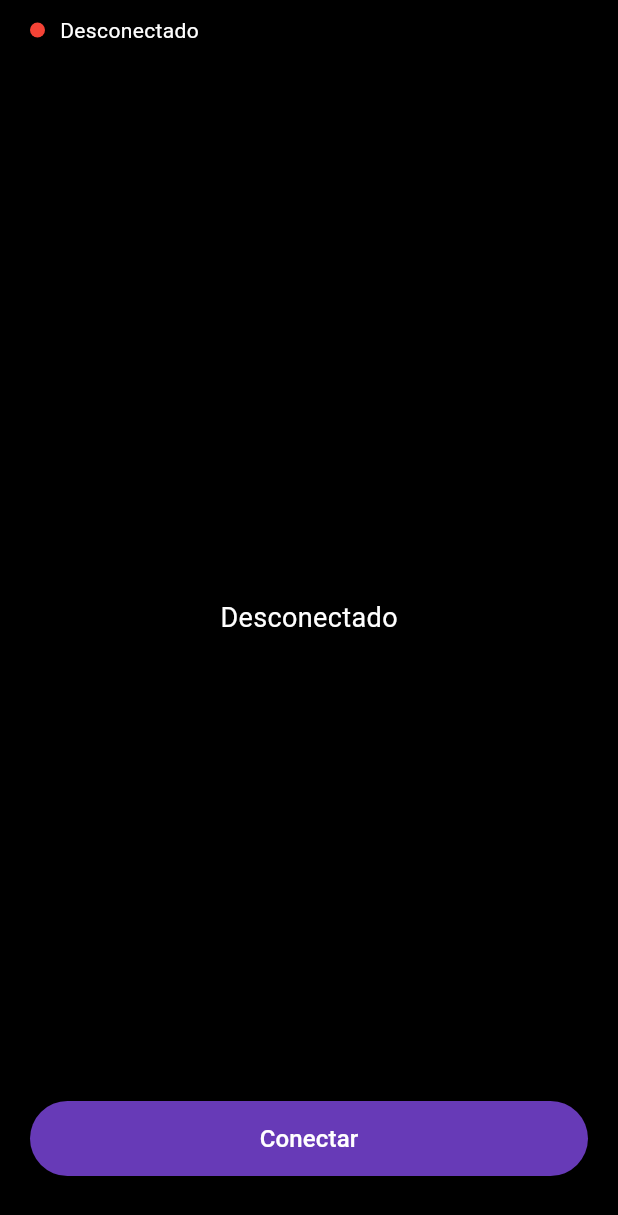
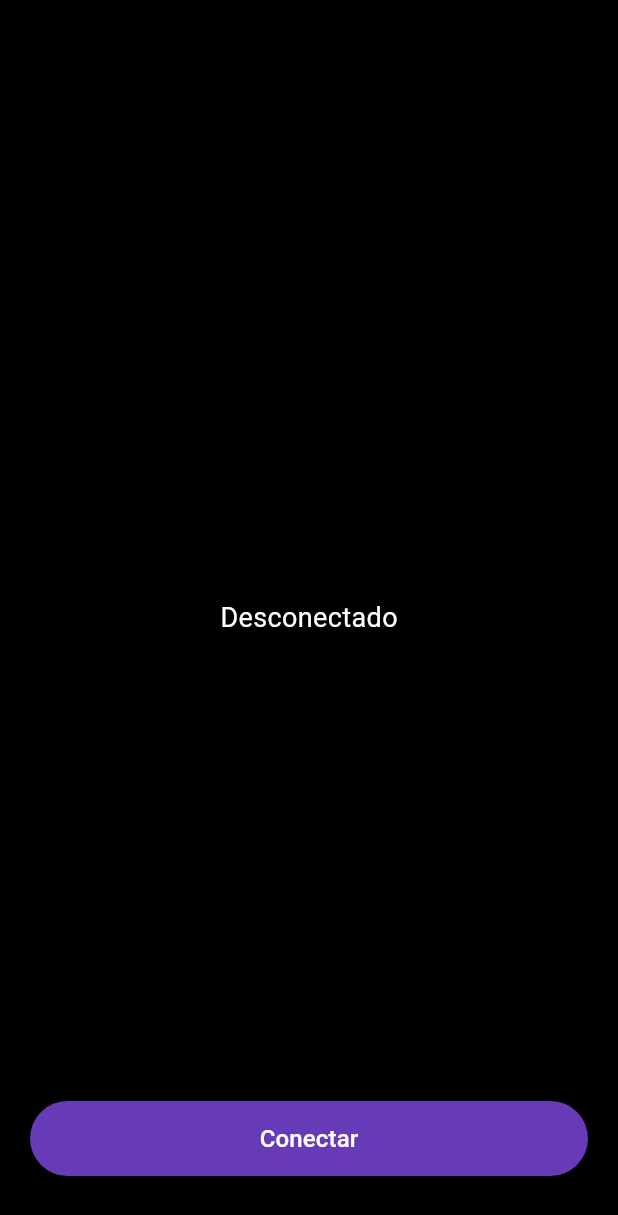
Before and after one commit to JoseLizardo21/SkreenAppMobile, a Flutter app: the screen it shows after launch, on a phone screen of 412 x 824 dp. Shown: the top 1215 px of the screen. Run offline on Flutter 3.47's test engine with Material 3 defaults, Android fonts, the phone set to English and light mode, and no system bars; our stand-ins replace wakelock_plus.

Commit message:
Remove top status bar

```diff
--- a/lib/main.dart
+++ b/lib/main.dart
@@ -189,39 +189,6 @@ class _SkreenPageState extends State<SkreenPage> {
               ),
             ),
 
-          // Status bar superior
-          Positioned(
-            top: 0, left: 0, right: 0,
-            child: Container(
-              padding: EdgeInsets.only(
-                top: MediaQuery.of(context).padding.top + 10,
-                left: 20, right: 20, bottom: 10,
-              ),
-              decoration: BoxDecoration(
-                gradient: LinearGradient(
-                  begin: Alignment.topCenter,
-                  end: Alignment.bottomCenter,
-                  colors: [Colors.black.withValues(alpha: 0.7), Colors.transparent],
-                ),
-              ),
-              child: Row(
-                children: [
-                  Container(
-                    width: 10, height: 10,
-                    decoration: BoxDecoration(
-                      color: _textureId != null
-                          ? Colors.green
-                          : (_isConnected ? Colors.orange : Colors.red),
-                      shape: BoxShape.circle,
-                    ),
-                  ),
-                  const SizedBox(width: 10),
-                  Text(_status, style: const TextStyle(color: Colors.white, fontSize: 14)),
-                ],
-              ),
-            ),
-          ),
-
           // Botón conectar
           if (!_isConnected)
             Positioned(
```
